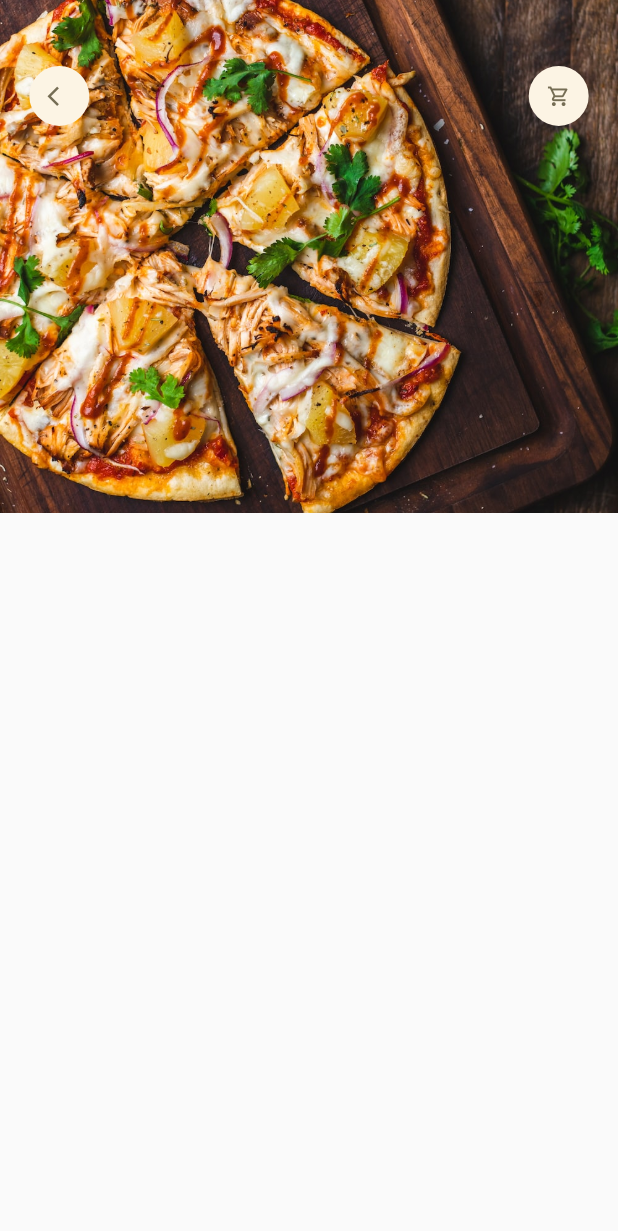
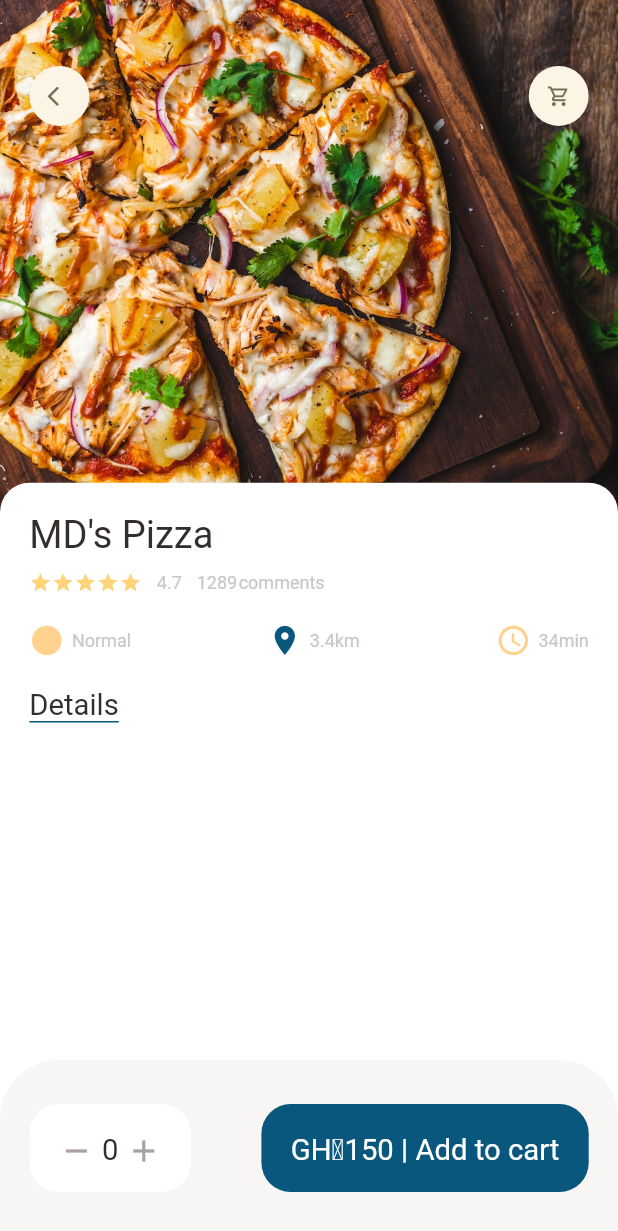
Before and after one commit to KwasiEvans/Mr-MD-Food-App, a Flutter app: the screen it shows after launch, on a phone screen of 412 x 824 dp. Shown: the top 1231 px of the screen. Run offline on Flutter 3.47's test engine with Material 2 defaults, Android fonts, the phone set to English and light mode, and no system bars; our stand-ins replace dots_indicator, get.

Commit message:
completed product detals bottom bar

```diff
--- a/frontend/lib/screens/food/populer_food_detials.dart
+++ b/frontend/lib/screens/food/populer_food_detials.dart
@@ -1,6 +1,11 @@
 import 'package:flutter/material.dart';
+import 'package:frontend/utils/colors.dart';
 import 'package:frontend/utils/dimentions.dart';
+import 'package:frontend/widgets/app_column.dart';
 import 'package:frontend/widgets/app_icon.dart';
+import 'package:frontend/widgets/big_text.dart';
+import 'package:frontend/widgets/icon_and_text.dart';
+import 'package:frontend/widgets/small_text.dart';
 
 class PopularFoodDtails extends StatelessWidget {
   const PopularFoodDtails({super.key});
@@ -8,6 +13,7 @@ class PopularFoodDtails extends StatelessWidget {
   @override
   Widget build(BuildContext context) {
     return Scaffold(
+      backgroundColor: Colors.white,
       body: Stack(
         children: [
           Positioned(
@@ -36,8 +42,99 @@ class PopularFoodDtails extends StatelessWidget {
                   AppIcon(icon: Icons.arrow_back_ios),
                   AppIcon(icon: Icons.shopping_cart_outlined),
                 ]),
+          ),
+          Positioned(
+            left: 0,
+            right: 0,
+            bottom: 0,
+            top: Dimensions.popularFoodImage - 20,
+            child: Container(
+              padding: EdgeInsets.only(
+                  left: Dimensions.width20,
+                  right: Dimensions.width20,
+                  top: Dimensions.height20),
+              decoration: BoxDecoration(
+                  borderRadius: BorderRadius.only(
+                    topRight: Radius.circular(Dimensions.radius20),
+                    topLeft: Radius.circular(Dimensions.radius20),
+                  ),
+                  color: Colors.white),
+              child: Column(
+                  crossAxisAlignment: CrossAxisAlignment.start,
+                  children: [
+                    const AppColumn(text: "MD's Pizza"),
+                    SizedBox(height: Dimensions.height20),
+                    DecoratedBox(
+                      decoration: const BoxDecoration(
+                        border: Border(
+                          bottom: BorderSide(
+                            color: AppColors.mainColor,
+                            width:
+                                1.0, // Adjust the thickness of the line as needed
+                          ),
+                        ),
+                      ),
+                      child: BigText(text: "Details"),
+                    ),
+                  ]),
+            ),
           )
         ],
+      ),
+      bottomNavigationBar: Container(
+        height: Dimensions.bottonHeightBar,
+        padding: EdgeInsets.only(
+            top: Dimensions.height30,
+            bottom: Dimensions.height30,
+            left: Dimensions.width20,
+            right: Dimensions.width20),
+        decoration: BoxDecoration(
+          color: AppColors.buttonBackgroundColor,
+          borderRadius: BorderRadius.only(
+            topLeft: Radius.circular(Dimensions.radius20 * 2),
+            topRight: Radius.circular(Dimensions.radius20 * 2),
+          ),
+        ),
+        child: Row(
+          mainAxisAlignment: MainAxisAlignment.spaceBetween,
+          children: [
+            Container(
+              padding: EdgeInsets.only(
+                  top: Dimensions.height20,
+                  bottom: Dimensions.height20,
+                  left: Dimensions.width20,
+                  right: Dimensions.width20),
+              decoration: BoxDecoration(
+                  borderRadius: BorderRadius.circular(Dimensions.radius20),
+                  color: Colors.white),
+              child: Row(
+                children: [
+                  const Icon(Icons.remove, color: AppColors.signColor),
+                  SizedBox(width: Dimensions.width10 / 2),
+                  BigText(text: "0"),
+                  SizedBox(width: Dimensions.width10 / 2),
+                  const Icon(Icons.add, color: AppColors.signColor)
+                ],
+              ),
+            ),
+            Container(
+              padding: EdgeInsets.only(
+                  top: Dimensions.height20,
+                  bottom: Dimensions.height20,
+                  left: Dimensions.width20,
+                  right: Dimensions.width20),
+              // ignore: sort_child_properties_last
+              child: BigText(
+                text: "GH₵150 | Add to cart",
+                color: Colors.white,
+              ),
+              decoration: BoxDecoration(
+                borderRadius: BorderRadius.circular(Dimensions.radius20),
+                color: AppColors.mainColor,
+              ),
+            ),
+          ],
+        ),
       ),
     );
   }
--- a/frontend/lib/screens/home/food_body.dart
+++ b/frontend/lib/screens/home/food_body.dart
@@ -2,6 +2,7 @@ import 'package:dots_indicator/dots_indicator.dart';
 import 'package:flutter/material.dart';
 import 'package:frontend/utils/colors.dart';
 import 'package:frontend/utils/dimentions.dart';
+import 'package:frontend/widgets/app_column.dart';
 import 'package:frontend/widgets/big_text.dart';
 import 'package:frontend/widgets/icon_and_text.dart';
 import 'package:frontend/widgets/small_text.dart';
@@ -241,52 +242,8 @@ class _FoodPageBodyState extends State<FoodPageBody> {
               child: Container(
                 padding: EdgeInsets.only(
                     top: Dimensions.height15, left: 15, right: 15),
-                child: Column(
-                  crossAxisAlignment: CrossAxisAlignment.start,
-                  children: [
-                    BigText(text: "MD's BERGGA"),
-                    SizedBox(height: Dimensions.height10),
-                    Row(
-                      children: [
-                        Wrap(
-                          children: List.generate(
-                              5,
-                              (index) => const Icon(
-                                    Icons.star,
-                                    color: AppColors.yellowColor,
-                                    size: 15,
-                                  )),
-                        ),
-                        const SizedBox(width: 10),
-                        SmallText(text: "4.7"),
-                        const SizedBox(width: 10),
-                        SmallText(text: "1289"),
-                        const SizedBox(width: 1),
-                        SmallText(text: "comments")
-                      ],
-                    ),
-                    SizedBox(height: Dimensions.height20),
-                    Row(
-                      mainAxisAlignment: MainAxisAlignment.spaceBetween,
-                      children: const [
-                        IconAndTextWidget(
-                          icon: Icons.circle_sharp,
-                          text: "Normal",
-                          iconColor: AppColors.iconColor1,
-                        ),
-                        IconAndTextWidget(
-                          icon: Icons.location_on,
-                          text: "3.4km",
-                          iconColor: AppColors.mainColor,
-                        ),
-                        IconAndTextWidget(
-                          icon: Icons.access_time_rounded,
-                          text: "34min",
-                          iconColor: AppColors.iconColor1,
-                        ),
-                      ],
-                    ),
-                  ],
+                child: const AppColumn(
+                  text: "MD's Pizza",
                 ),
               ),
             ),
--- a/frontend/lib/utils/dimentions.dart
+++ b/frontend/lib/utils/dimentions.dart
@@ -20,7 +20,9 @@ class Dimensions {
   static double width20 = screenHeight / 42.2;
   static double width30 = screenHeight / 28.13;
 
+// Font size
   static double font20 = screenHeight / 42.2;
+  static double font26 = screenHeight / 32.46;
 
   // Radius
   static double radius15 = screenHeight / 56.27;
@@ -37,4 +39,7 @@ class Dimensions {
 
   // popular food
   static double popularFoodImage = screenHeight / 2.41;
+
+  // Bottom hieght
+  static double bottonHeightBar = screenHeight / 7.03;
 }
--- /dev/null
+++ b/frontend/lib/widgets/app_column.dart
@@ -0,0 +1,63 @@
+import 'package:flutter/material.dart';
+import 'package:frontend/utils/colors.dart';
+import 'package:frontend/utils/dimentions.dart';
+import 'package:frontend/widgets/big_text.dart';
+import 'package:frontend/widgets/small_text.dart';
+
+import 'icon_and_text.dart';
+
+class AppColumn extends StatelessWidget {
+  final String text;
+  const AppColumn({super.key, required this.text});
+
+  @override
+  Widget build(BuildContext context) {
+    return Column(
+      crossAxisAlignment: CrossAxisAlignment.start,
+      children: [
+        BigText(text: text, size: Dimensions.font26),
+        SizedBox(height: Dimensions.height10),
+        Row(
+          children: [
+            Wrap(
+              children: List.generate(
+                  5,
+                  (index) => const Icon(
+                        Icons.star,
+                        color: AppColors.yellowColor,
+                        size: 15,
+                      )),
+            ),
+            const SizedBox(width: 10),
+            SmallText(text: "4.7"),
+            const SizedBox(width: 10),
+            SmallText(text: "1289"),
+            const SizedBox(width: 1),
+            SmallText(text: "comments")
+          ],
+        ),
+        SizedBox(height: Dimensions.height20),
+        Row(
+          mainAxisAlignment: MainAxisAlignment.spaceBetween,
+          children: const [
+            IconAndTextWidget(
+              icon: Icons.circle_sharp,
+              text: "Normal",
+              iconColor: AppColors.iconColor1,
+            ),
+            IconAndTextWidget(
+              icon: Icons.location_on,
+              text: "3.4km",
+              iconColor: AppColors.mainColor,
+            ),
+            IconAndTextWidget(
+              icon: Icons.access_time_rounded,
+              text: "34min",
+              iconColor: AppColors.iconColor1,
+            ),
+          ],
+        ),
+      ],
+    );
+  }
+}
```
